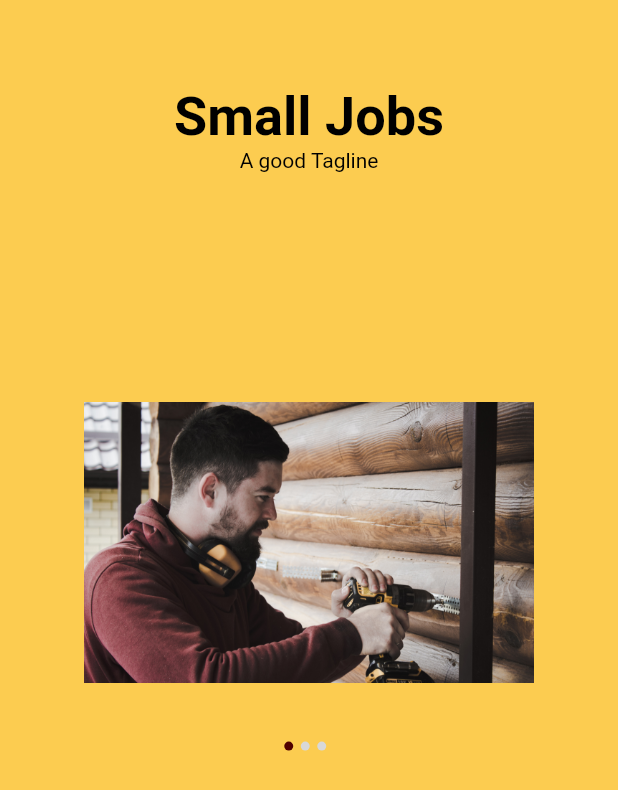
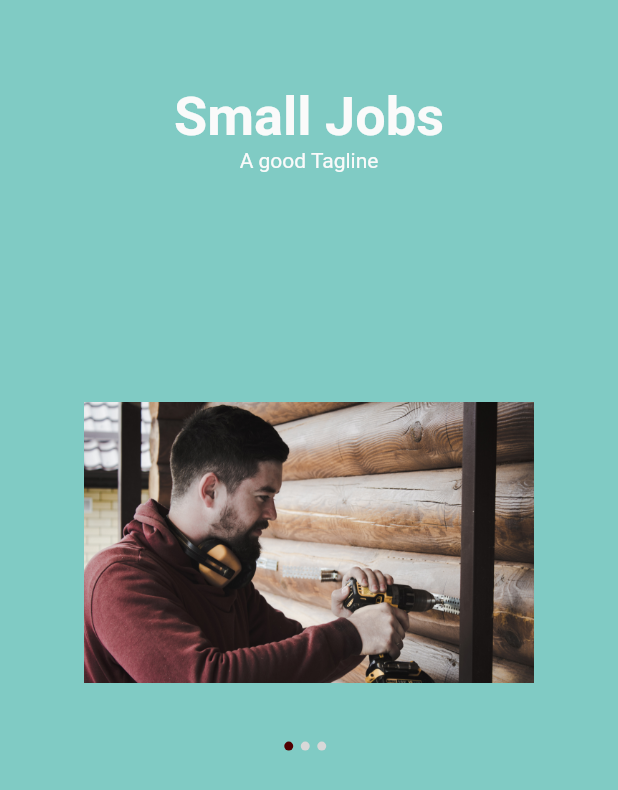
Before and after one commit to binojmc/small_jobs, a Flutter app: the screen it shows after launch, on a phone screen of 412 x 824 dp. Shown: the top 790 px of the screen. Run offline on Flutter 3.47's test engine with Material 2 defaults, Android fonts, the phone set to English and light mode, and no system bars.

Commit message:
changed colors

```diff
--- a/lib/constants.dart
+++ b/lib/constants.dart
@@ -1,6 +1,6 @@
 import 'package:flutter/material.dart';
 
-const kPrimaryColor = Color(0xFFFCCC50);
+const kPrimaryColor = Color(0xFF80CBC4);
 const kPrimaryLightColor = Color(0xFFFF9000);
 const kPrimaryGradientColor = LinearGradient(
   begin: Alignment.topLeft,
@@ -8,6 +8,6 @@ const kPrimaryGradientColor = LinearGradient(
   colors: const <Color>[Color(0xffee0000), Color(0xffeeee00)], // red to yellow
 );
 const kSecondaryColor = Color(0xff500000);
-const kTextColor = Color(0xFF000000);
+const kTextColor = Color(0xFFFAFAFA);
 
 const kAnimationDuration = Duration(milliseconds: 200);
```
